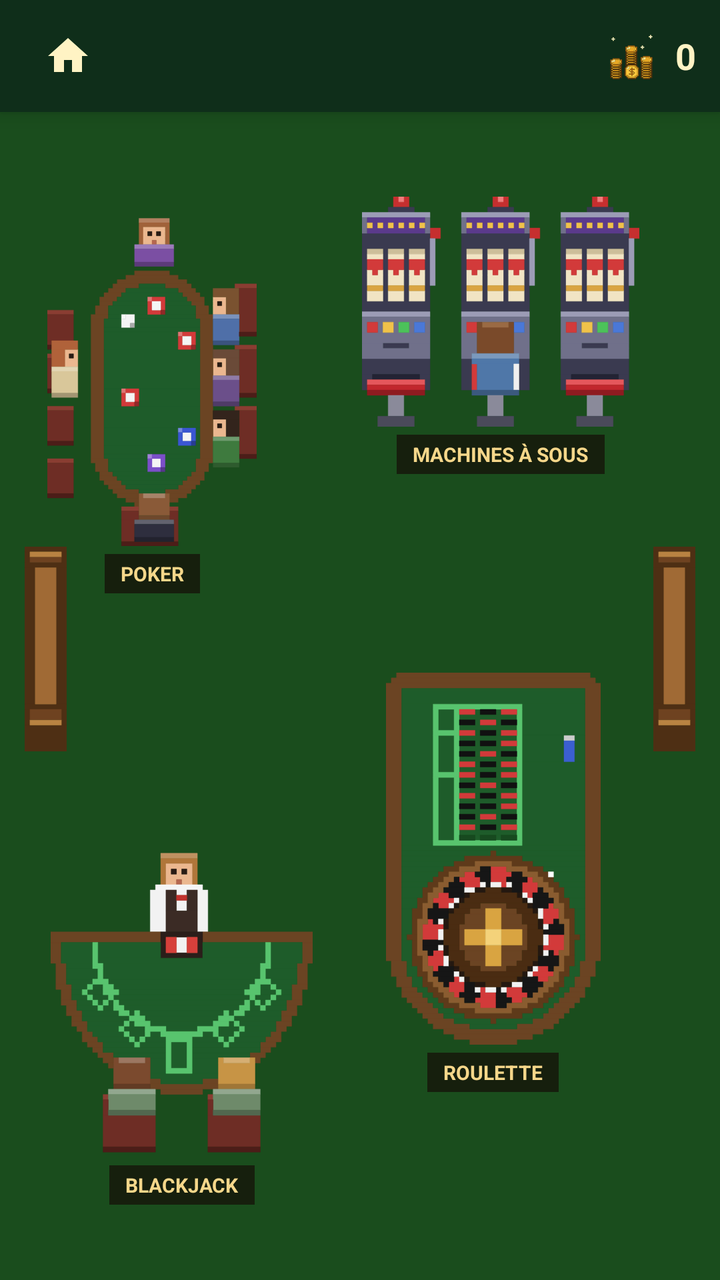
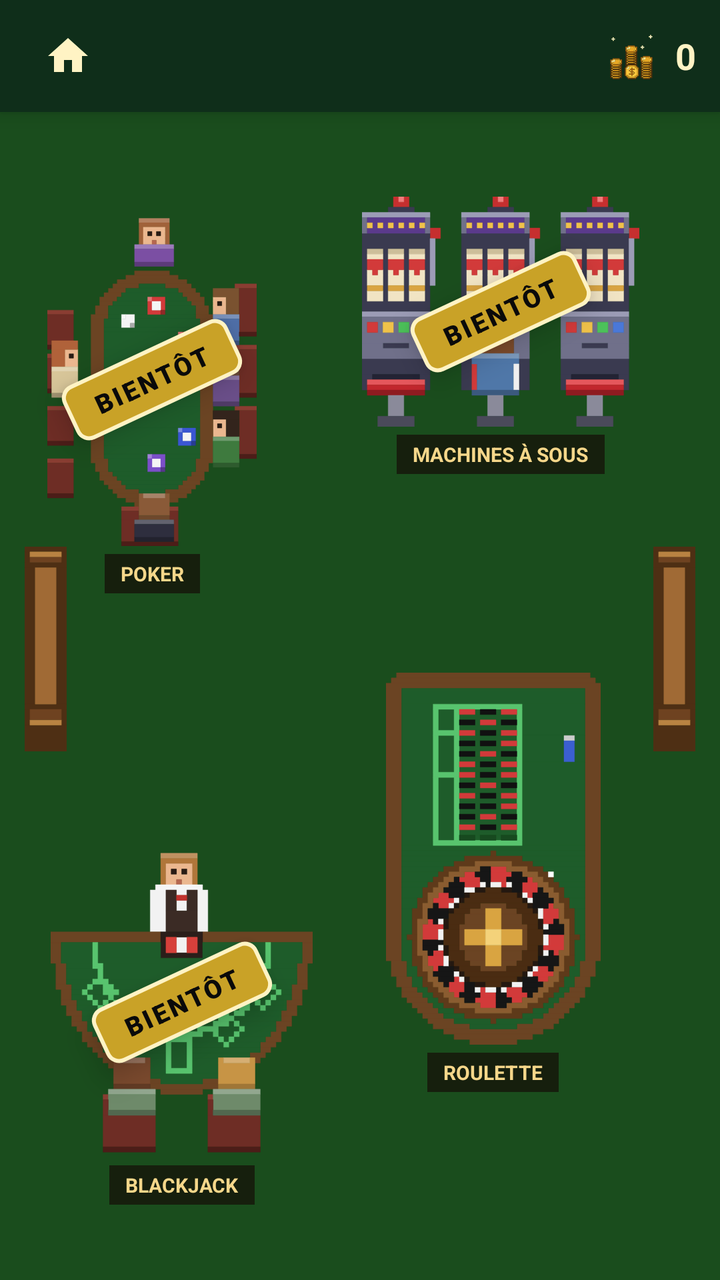

Compare the two renders of this Android layout. The source of the first and the diff that turns it into the second are given below.
<!-- AndroidManifest.xml: application theme Theme.My_Application_Sandbox -->
<!-- res/layout/activity_salon.xml -->
<LinearLayout
    xmlns:android="http://schemas.android.com/apk/res/android"
    android:id="@+id/salon_root"
    android:layout_width="match_parent"
    android:layout_height="match_parent"
    android:background="#1A4D1D"
    android:orientation="vertical">

    <LinearLayout
        android:id="@+id/topBar"
        android:layout_width="match_parent"
        android:layout_height="56dp"
        android:background="#0F2E1A"
        android:elevation="6dp"
        android:gravity="center_vertical"
        android:orientation="horizontal"
        android:paddingHorizontal="12dp">

        <ImageButton
            android:id="@+id/btnHome"
            android:layout_width="44dp"
            android:layout_height="44dp"
            android:background="?attr/selectableItemBackgroundBorderless"
            android:contentDescription="Accueil"
            android:src="@drawable/ic_home" />

        <FrameLayout
            android:id="@+id/chat_slot"
            android:layout_width="0dp"
            android:layout_height="match_parent"
            android:layout_weight="1" />

        <ImageView
            android:layout_width="28dp"
            android:layout_height="28dp"
            android:src="@drawable/ic_pieces" />

        <TextView
            android:id="@+id/tvBanque"
            android:layout_width="wrap_content"
            android:layout_height="wrap_content"
            android:layout_marginStart="8dp"
            android:text="0"
            android:textColor="#FFF3C4"
            android:textSize="18sp"
            android:textStyle="bold" />
    </LinearLayout>

    
    <FrameLayout
        android:layout_width="match_parent"
        android:layout_height="0dp"
        android:layout_weight="1">

        <androidx.constraintlayout.widget.ConstraintLayout xmlns:android="http://schemas.android.com/apk/res/android"
            xmlns:app="http://schemas.android.com/apk/res-auto"
            android:layout_width="match_parent"
            android:layout_height="match_parent">

            
            <androidx.constraintlayout.widget.ConstraintLayout
                android:id="@+id/lobby"
                android:layout_width="0dp"
                android:layout_height="0dp"
                android:clipChildren="false"
                app:layout_constraintBottom_toBottomOf="parent"
                app:layout_constraintDimensionRatio="128:223"
                app:layout_constraintEnd_toEndOf="parent"
                app:layout_constraintStart_toStartOf="parent"
                app:layout_constraintTop_toTopOf="parent">

                <ImageView
                    android:id="@+id/slot_machines"
                    android:layout_width="0dp"
                    android:layout_height="0dp"
                    android:clickable="true"
                    android:contentDescription="Machines à sous"
                    android:focusable="true"
                    android:scaleType="fitXY"
                    android:src="@drawable/ic_slots_row"
                    app:layout_constraintBottom_toBottomOf="parent"
                    app:layout_constraintDimensionRatio="H,53:44"
                    app:layout_constraintEnd_toEndOf="parent"
                    app:layout_constraintHorizontal_bias="0.858"
                    app:layout_constraintStart_toStartOf="parent"
                    app:layout_constraintTop_toTopOf="parent"
                    app:layout_constraintVertical_bias="0.09"
                    app:layout_constraintWidth_percent="0.4141" />

                <ImageView
                    android:id="@+id/poker"
                    android:layout_width="0dp"
                    android:layout_height="0dp"
                    android:clickable="true"
                    android:contentDescription="Table de poker"
                    android:focusable="true"
                    android:scaleType="fitXY"
                    android:src="@drawable/ic_table_poker"
                    app:layout_constraintBottom_toBottomOf="parent"
                    app:layout_constraintDimensionRatio="H,48:76"
                    app:layout_constraintEnd_toEndOf="parent"
                    app:layout_constraintHorizontal_bias="0.049"
                    app:layout_constraintStart_toStartOf="parent"
                    app:layout_constraintTop_toTopOf="parent"
                    app:layout_constraintVertical_bias="0.122"
                    app:layout_constraintWidth_percent="0.3125" />

                <ImageView
                    android:id="@+id/blackjack"
                    android:layout_width="0dp"
                    android:layout_height="0dp"
                    android:clickable="true"
                    android:contentDescription="Table de blackjack"
                    android:focusable="true"
                    android:scaleType="fitXY"
                    android:src="@drawable/ic_table_blackjack"
                    app:layout_constraintBottom_toBottomOf="parent"
                    app:layout_constraintDimensionRatio="H,50:59"
                    app:layout_constraintEnd_toEndOf="parent"
                    app:layout_constraintHorizontal_bias="0.064"
                    app:layout_constraintStart_toStartOf="parent"
                    app:layout_constraintTop_toTopOf="parent"
                    app:layout_constraintVertical_bias="0.857"
                    app:layout_constraintWidth_percent="0.3906" />

                <ImageView
                    android:id="@+id/cabinet_left"
                    android:layout_width="0dp"
                    android:layout_height="0dp"
                    android:contentDescription="@null"
                    android:importantForAccessibility="no"
                    android:scaleType="fitXY"
                    android:src="@drawable/ic_deco"
                    app:layout_constraintBottom_toBottomOf="parent"
                    app:layout_constraintDimensionRatio="H,8:39"
                    app:layout_constraintEnd_toEndOf="parent"
                    app:layout_constraintHorizontal_bias="0"
                    app:layout_constraintStart_toStartOf="parent"
                    app:layout_constraintTop_toTopOf="parent"
                    app:layout_constraintVertical_bias="0.4511"
                    app:layout_constraintWidth_percent="0.0625" />

                <ImageView
                    android:id="@+id/cabinet_right"
                    android:layout_width="0dp"
                    android:layout_height="0dp"
                    android:contentDescription="@null"
                    android:importantForAccessibility="no"
                    android:scaleType="fitXY"
                    android:src="@drawable/ic_deco"
                    app:layout_constraintBottom_toBottomOf="parent"
                    app:layout_constraintDimensionRatio="H,8:39"
                    app:layout_constraintEnd_toEndOf="parent"
                    app:layout_constraintHorizontal_bias="1"
                    app:layout_constraintStart_toStartOf="parent"
                    app:layout_constraintTop_toTopOf="parent"
                    app:layout_constraintVertical_bias="0.4511"
                    app:layout_constraintWidth_percent="0.0625" />

                <ImageView
                    android:id="@+id/roulette"
                    android:layout_width="0dp"
                    android:layout_height="0dp"
                    android:clickable="true"
                    android:contentDescription="Table de roulette"
                    android:focusable="true"
                    android:scaleType="fitXY"
                    android:src="@drawable/ic_table_roulette"
                    app:layout_constraintBottom_toBottomOf="parent"
                    app:layout_constraintDimensionRatio="H,41:71"
                    app:layout_constraintEnd_toEndOf="parent"
                    app:layout_constraintHorizontal_bias="0.792"
                    app:layout_constraintStart_toStartOf="parent"
                    app:layout_constraintTop_toTopOf="parent"
                    app:layout_constraintVertical_bias="0.704"
                    app:layout_constraintWidth_percent="0.3203" />

                <TextView
                    android:id="@+id/label_slots"
                    android:layout_width="wrap_content"
                    android:layout_height="wrap_content"
                    android:layout_marginTop="4dp"
                    android:background="#B3140C06"
                    android:clickable="true"
                    android:focusable="true"
                    android:paddingStart="8dp"
                    android:paddingTop="3dp"
                    android:paddingEnd="8dp"
                    android:paddingBottom="3dp"
                    android:text="MACHINES À SOUS"
                    android:textColor="#F5D78A"
                    android:textSize="10sp"
                    android:textStyle="bold"
                    app:layout_constraintEnd_toEndOf="@id/slot_machines"
                    app:layout_constraintStart_toStartOf="@id/slot_machines"
                    app:layout_constraintTop_toBottomOf="@id/slot_machines" />

                <TextView
                    android:id="@+id/label_poker"
                    android:layout_width="wrap_content"
                    android:layout_height="wrap_content"
                    android:layout_marginTop="4dp"
                    android:background="#B3140C06"
                    android:clickable="true"
                    android:focusable="true"
                    android:paddingStart="8dp"
                    android:paddingTop="3dp"
                    android:paddingEnd="8dp"
                    android:paddingBottom="3dp"
                    android:text="POKER"
                    android:textColor="#F5D78A"
                    android:textSize="10sp"
                    android:textStyle="bold"
                    app:layout_constraintEnd_toEndOf="@id/poker"
                    app:layout_constraintStart_toStartOf="@id/poker"
                    app:layout_constraintTop_toBottomOf="@id/poker" />

                <TextView
                    android:id="@+id/label_blackjack"
                    android:layout_width="wrap_content"
                    android:layout_height="wrap_content"
                    android:layout_marginTop="4dp"
                    android:background="#B3140C06"
                    android:clickable="true"
                    android:focusable="true"
                    android:paddingStart="8dp"
                    android:paddingTop="3dp"
                    android:paddingEnd="8dp"
                    android:paddingBottom="3dp"
                    android:text="BLACKJACK"
                    android:textColor="#F5D78A"
                    android:textSize="10sp"
                    android:textStyle="bold"
                    app:layout_constraintEnd_toEndOf="@id/blackjack"
                    app:layout_constraintStart_toStartOf="@id/blackjack"
                    app:layout_constraintTop_toBottomOf="@id/blackjack" />

                <TextView
                    android:id="@+id/label_roulette"
                    android:layout_width="wrap_content"
                    android:layout_height="wrap_content"
                    android:layout_marginTop="4dp"
                    android:background="#B3140C06"
                    android:clickable="true"
                    android:focusable="true"
                    android:paddingStart="8dp"
                    android:paddingTop="3dp"
                    android:paddingEnd="8dp"
                    android:paddingBottom="3dp"
                    android:text="ROULETTE"
                    android:textColor="#F5D78A"
                    android:textSize="10sp"
                    android:textStyle="bold"
                    app:layout_constraintEnd_toEndOf="@id/roulette"
                    app:layout_constraintStart_toStartOf="@id/roulette"
                    app:layout_constraintTop_toBottomOf="@id/roulette" />

                
                <FrameLayout
                    android:id="@+id/roulette_seats"
                    android:layout_width="0dp"
                    android:layout_height="0dp"
                    android:clipChildren="false"
                    android:clipToPadding="false"
                    app:layout_constraintBottom_toBottomOf="@id/roulette"
                    app:layout_constraintEnd_toEndOf="@id/roulette"
                    app:layout_constraintStart_toStartOf="@id/roulette"
                    app:layout_constraintTop_toTopOf="@id/roulette" />

            </androidx.constraintlayout.widget.ConstraintLayout>
        </androidx.constraintlayout.widget.ConstraintLayout>

    </FrameLayout>
    
    <LinearLayout
        android:id="@+id/members_bar"
        android:layout_width="match_parent"
        android:layout_height="wrap_content"
        android:background="#0F2E1A"
        android:orientation="vertical"
        android:visibility="gone">

        <View
            android:layout_width="match_parent"
            android:layout_height="2dp"
            android:background="#55C9A227" />

        <TextView
            android:id="@+id/tv_salon_info"
            android:layout_width="match_parent"
            android:layout_height="wrap_content"
            android:ellipsize="end"
            android:maxLines="1"
            android:paddingHorizontal="16dp"
            android:paddingTop="8dp"
            android:textColor="#F5D78A"
            android:textSize="13sp"
            android:textStyle="bold" />

        <HorizontalScrollView
            android:layout_width="match_parent"
            android:layout_height="wrap_content"
            android:overScrollMode="never"
            android:scrollbars="none">

            <LinearLayout
                android:id="@+id/members_row"
                android:layout_width="wrap_content"
                android:layout_height="wrap_content"
                android:orientation="horizontal"
                android:paddingHorizontal="12dp"
                android:paddingVertical="8dp" />
        </HorizontalScrollView>
    </LinearLayout>
</LinearLayout>
<!-- resources referenced by this layout -->
<resources>
  <!-- drawable ic_deco (drawable) -->
  <?xml version="1.0" encoding="utf-8"?>
  <vector xmlns:android="http://schemas.android.com/apk/res/android"
      android:width="32dp"
      android:height="156dp"
      android:viewportWidth="8"
      android:viewportHeight="39">
      <path
          android:fillColor="#4E2F14"
          android:strokeColor="#4E2F14"
          android:strokeWidth="0.06"
          android:pathData="M0,0h8v1h-8zM0,3h8v1h-8zM0,30h8v1h-8zM0,34h8v5h-8zM0,1h1v2h-1zM0,31h1v3h-1zM7,1h1v2h-1zM7,31h1v3h-1zM0,4h2v26h-2zM6,4h2v26h-2z" />
      <path
          android:fillColor="#B98342"
          android:strokeColor="#B98342"
          android:strokeWidth="0.06"
          android:pathData="M1,1h6v1h-6zM1,33h6v1h-6z" />
      <path
          android:fillColor="#6E4220"
          android:strokeColor="#6E4220"
          android:strokeWidth="0.06"
          android:pathData="M1,2h6v1h-6zM1,31h6v2h-6z" />
      <path
          android:fillColor="#A06A35"
          android:strokeColor="#A06A35"
          android:strokeWidth="0.06"
          android:pathData="M2,4h4v26h-4z" />
  </vector>
  <!-- drawable ic_home (drawable) -->
  <vector xmlns:android="http://schemas.android.com/apk/res/android"
      android:width="24dp" android:height="24dp"
      android:viewportWidth="24" android:viewportHeight="24">
      <path
          android:fillColor="#FFF3C4"
          android:pathData="M10,20v-6h4v6h5v-8h3L12,3 2,12h3v8z"/>
  </vector>
  <!-- drawable ic_pieces: vector/xml drawable (drawable, 5424 chars, omitted) -->
  <!-- drawable ic_slots_row: vector/xml drawable (drawable, 7361 chars, omitted) -->
  <!-- drawable ic_table_blackjack: vector/xml drawable (drawable, 7405 chars, omitted) -->
  <!-- drawable ic_table_poker: vector/xml drawable (drawable, 10142 chars, omitted) -->
  <!-- drawable ic_table_roulette: vector/xml drawable (drawable, 8905 chars, omitted) -->
  <style name="Theme.My_Application_Sandbox" parent="Base.Theme.My_Application_Sandbox" />
  <style name="Base.Theme.My_Application_Sandbox" parent="Theme.Material3.DayNight.NoActionBar">
          
          <item name="materialAlertDialogTheme">@style/Casino.Dialog</item>
          
      </style>
  <style name="Casino.Dialog" parent="ThemeOverlay.Material3.MaterialAlertDialog">
          <item name="colorSurface">#0F2E1A</item>
          <item name="colorOnSurface">#FFFFFF</item>
          <item name="colorOnSurfaceVariant">#F5D78A</item>
          <item name="colorPrimary">#C9A227</item>
          <item name="materialAlertDialogTitleTextStyle">@style/Casino.DialogTitle</item>
          <item name="android:backgroundDimAmount">0.8</item>
      </style>
  <style name="Casino.DialogTitle" parent="MaterialAlertDialog.Material3.Title.Text">
          <item name="android:textColor">#C9A227</item>
          <item name="android:textStyle">bold</item>
      </style>
</resources>

<!-- the commit's change to res/layout/activity_salon.xml (unified diff, before → after) -->
@@ -255,6 +255,64 @@
                     app:layout_constraintStart_toStartOf="@id/roulette"
                     app:layout_constraintTop_toBottomOf="@id/roulette" />
 
+
+                <TextView
+                    android:id="@+id/soon_poker"
+                    android:layout_width="wrap_content"
+                    android:layout_height="wrap_content"
+                    android:background="@drawable/bg_bientot"
+                    android:elevation="8dp"
+                    android:fontFamily="sans-serif-black"
+                    android:letterSpacing="0.1"
+                    android:paddingHorizontal="14dp"
+                    android:paddingVertical="6dp"
+                    android:rotation="-25"
+                    android:text="BIENTÔT"
+                    android:textColor="#0A0A0A"
+                    android:textSize="13sp"
+                    app:layout_constraintBottom_toBottomOf="@id/poker"
+                    app:layout_constraintEnd_toEndOf="@id/poker"
+                    app:layout_constraintStart_toStartOf="@id/poker"
+                    app:layout_constraintTop_toTopOf="@id/poker" />
+
+                <TextView
+                    android:id="@+id/soon_bj"
+                    android:layout_width="wrap_content"
+                    android:layout_height="wrap_content"
+                    android:background="@drawable/bg_bientot"
+                    android:elevation="8dp"
+                    android:fontFamily="sans-serif-black"
+                    android:letterSpacing="0.1"
+                    android:paddingHorizontal="14dp"
+                    android:paddingVertical="6dp"
+                    android:rotation="-25"
+                    android:text="BIENTÔT"
+                    android:textColor="#0A0A0A"
+                    android:textSize="13sp"
+                    app:layout_constraintBottom_toBottomOf="@id/blackjack"
+                    app:layout_constraintEnd_toEndOf="@id/blackjack"
+                    app:layout_constraintStart_toStartOf="@id/blackjack"
+                    app:layout_constraintTop_toTopOf="@id/blackjack" />
+
+                <TextView
+                    android:id="@+id/soon_machinesous"
+                    android:layout_width="wrap_content"
+                    android:layout_height="wrap_content"
+                    android:background="@drawable/bg_bientot"
+                    android:elevation="8dp"
+                    android:fontFamily="sans-serif-black"
+                    android:letterSpacing="0.1"
+                    android:paddingHorizontal="14dp"
+                    android:paddingVertical="6dp"
+                    android:rotation="-25"
+                    android:text="BIENTÔT"
+                    android:textColor="#0A0A0A"
+                    android:textSize="13sp"
+                    app:layout_constraintBottom_toBottomOf="@id/slot_machines"
+                    app:layout_constraintEnd_toEndOf="@id/slot_machines"
+                    app:layout_constraintStart_toStartOf="@id/slot_machines"
+                    app:layout_constraintTop_toTopOf="@id/slot_machines" />
+
                 
                 <FrameLayout
                     android:id="@+id/roulette_seats"
<!-- resource entries referenced after the edit -->
@@ -1,5 +1,13 @@
 <!-- resources referenced by this layout -->
 <resources>
+  <!-- drawable bg_bientot (drawable) -->
+  <?xml version="1.0" encoding="utf-8"?>
+  <shape xmlns:android="http://schemas.android.com/apk/res/android"
+      android:shape="rectangle">
+      <solid android:color="#C9A227" />
+      <stroke android:width="2dp" android:color="#FFF3C4" />
+      <corners android:radius="6dp" />
+  </shape>
   <!-- drawable ic_deco (drawable) -->
   <?xml version="1.0" encoding="utf-8"?>
   <vector xmlns:android="http://schemas.android.com/apk/res/android"
